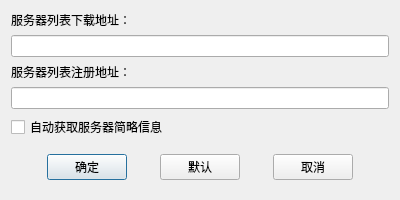
Above: src/dialog/dialogslsettings.ui from Mogara/QSanguosha-v2 before the change. Below: the same form after it.
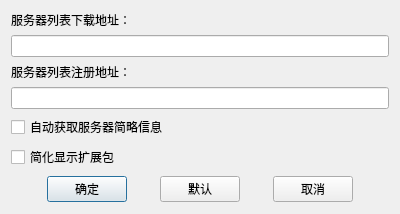
That is the form after the change.

Commit message: 简化显示扩展包可以设置，更新版本号

The edit to the form file:
```diff
--- a/src/dialog/dialogslsettings.ui
+++ b/src/dialog/dialogslsettings.ui
@@ -7,7 +7,7 @@
     <x>0</x>
     <y>0</y>
     <width>400</width>
-    <height>190</height>
+    <height>208</height>
    </rect>
   </property>
   <property name="windowTitle">
@@ -44,6 +44,13 @@
      </property>
     </widget>
    </item>
+   <item>
+    <widget class="QCheckBox" name="checkBoxShort">
+     <property name="text">
+      <string>简化显示扩展包</string>
+     </property>
+    </widget>
+   </item>
    <item>
     <spacer name="verticalSpacer">
      <property name="orientation">
@@ -60,6 +67,12 @@
    <item>
     <widget class="QWidget" name="widget" native="true">
      <layout class="QHBoxLayout" name="horizontalLayout">
+      <property name="topMargin">
+       <number>1</number>
+      </property>
+      <property name="bottomMargin">
+       <number>1</number>
+      </property>
       <item>
        <widget class="QPushButton" name="pushButtonOK">
         <property name="sizePolicy">
```
The commit also changes 3 other files.
